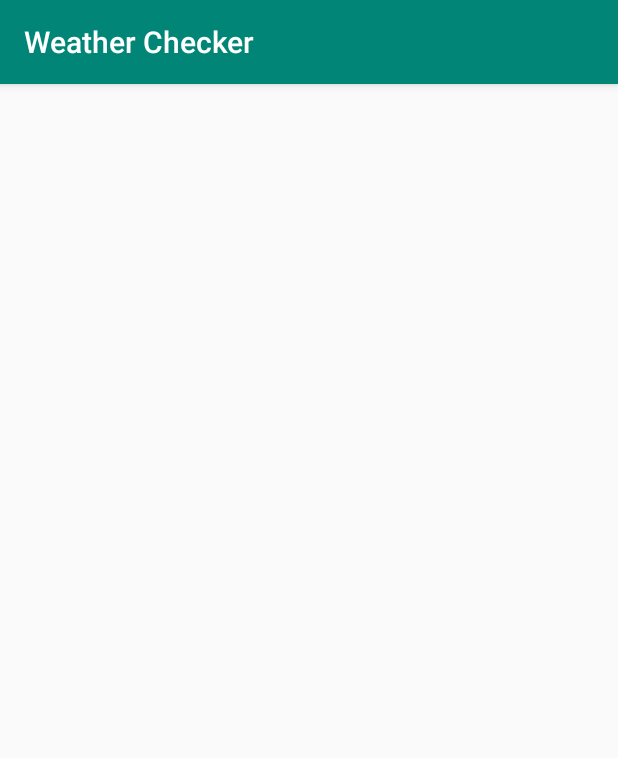
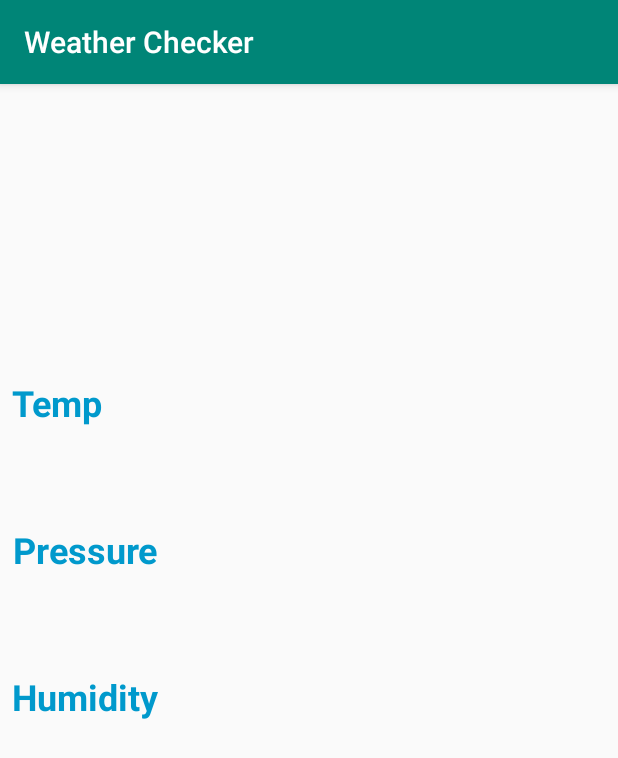
Before and after one commit to kamilmaestro/WeatherChecker, an Android app: the WeatherActivity screen opened directly, with no data from a screen before it, on a phone screen of 412 x 824 dp. Shown: the top 758 px of the screen. Run offline under Robolectric (Android 15) with nearby library versions, the phone set to English and light mode, and no system bars.

Commit message:
-linear layouts added in the second activity -space for setting variables(temp, press, hum)

```diff
--- a/app/src/main/java/com/kamilmarnik/weatherchecker/MainActivity.java
+++ b/app/src/main/java/com/kamilmarnik/weatherchecker/MainActivity.java
@@ -22,7 +22,6 @@ public class MainActivity extends AppCompatActivity {
         cityNameText = findViewById(R.id.cityNameText);
     }
 
-
     public void checkingWeather(View view) {
         Intent intent = new Intent(this, WeatherActivity.class);
         String cityName = getCityName();
--- a/app/src/main/java/com/kamilmarnik/weatherchecker/WeatherActivity.java
+++ b/app/src/main/java/com/kamilmarnik/weatherchecker/WeatherActivity.java
@@ -3,6 +3,9 @@ package com.kamilmarnik.weatherchecker;
 import android.content.Intent;
 import android.support.v7.app.AppCompatActivity;
 import android.os.Bundle;
+import android.widget.TextView;
+
+import org.w3c.dom.Text;
 
 public class WeatherActivity extends AppCompatActivity {
 
--- a/app/src/main/res/layout/activity_weather.xml
+++ b/app/src/main/res/layout/activity_weather.xml
@@ -6,4 +6,121 @@
     android:layout_height="match_parent"
     tools:context=".WeatherActivity">
 
+    <LinearLayout
+        android:id="@+id/linearMain"
+        android:layout_width="395dp"
+        android:layout_height="180dp"
+        android:layout_marginStart="8dp"
+        android:layout_marginTop="8dp"
+        android:layout_marginEnd="8dp"
+        android:orientation="vertical"
+        app:layout_constraintEnd_toEndOf="parent"
+        app:layout_constraintStart_toStartOf="parent"
+        app:layout_constraintTop_toTopOf="parent">
+
+    </LinearLayout>
+
+    <LinearLayout
+        android:id="@+id/linearTemp"
+        android:layout_width="395dp"
+        android:layout_height="90dp"
+        android:layout_marginStart="8dp"
+        android:layout_marginTop="8dp"
+        android:layout_marginEnd="8dp"
+        android:orientation="vertical"
+        app:layout_constraintEnd_toEndOf="parent"
+        app:layout_constraintHorizontal_bias="0.0"
+        app:layout_constraintStart_toStartOf="parent"
+        app:layout_constraintTop_toBottomOf="@+id/linearMain">
+
+        <TextView
+            android:id="@+id/tempConstText"
+            android:layout_width="match_parent"
+            android:layout_height="wrap_content"
+            android:text="Temp"
+            android:textColor="@android:color/holo_blue_dark"
+            android:textSize="24sp"
+            android:textStyle="bold" />
+
+        <TextView
+            android:id="@+id/tempSetText"
+            android:layout_width="match_parent"
+            android:layout_height="match_parent"
+            android:textColor="@android:color/black"
+            android:textSize="30sp" />
+    </LinearLayout>
+
+    <LinearLayout
+        android:id="@+id/linearPress"
+        android:layout_width="395dp"
+        android:layout_height="90dp"
+        android:layout_marginStart="8dp"
+        android:layout_marginTop="8dp"
+        android:layout_marginEnd="8dp"
+        android:orientation="vertical"
+        app:layout_constraintEnd_toEndOf="parent"
+        app:layout_constraintHorizontal_bias="1.0"
+        app:layout_constraintStart_toStartOf="parent"
+        app:layout_constraintTop_toBottomOf="@+id/linearTemp">
+
+        <TextView
+            android:id="@+id/pressConstText"
+            android:layout_width="match_parent"
+            android:layout_height="wrap_content"
+            android:text="Pressure"
+            android:textColor="@android:color/holo_blue_dark"
+            android:textSize="24sp"
+            android:textStyle="bold" />
+
+        <TextView
+            android:id="@+id/pressSetText"
+            android:layout_width="match_parent"
+            android:layout_height="match_parent"
+            android:textColor="@android:color/black"
+            android:textSize="30sp" />
+    </LinearLayout>
+
+    <LinearLayout
+        android:id="@+id/linearHum"
+        android:layout_width="395dp"
+        android:layout_height="90dp"
+        android:layout_marginStart="8dp"
+        android:layout_marginTop="8dp"
+        android:layout_marginEnd="8dp"
+        android:orientation="vertical"
+        app:layout_constraintEnd_toEndOf="parent"
+        app:layout_constraintHorizontal_bias="0.0"
+        app:layout_constraintStart_toStartOf="parent"
+        app:layout_constraintTop_toBottomOf="@+id/linearPress">
+
+        <TextView
+            android:id="@+id/humConstText"
+            android:layout_width="match_parent"
+            android:layout_height="wrap_content"
+            android:text="Humidity"
+            android:textColor="@android:color/holo_blue_dark"
+            android:textSize="24sp"
+            android:textStyle="bold" />
+
+        <TextView
+            android:id="@+id/humSetText"
+            android:layout_width="match_parent"
+            android:layout_height="match_parent"
+            android:textColor="@android:color/black"
+            android:textSize="30sp" />
+    </LinearLayout>
+
+    <LinearLayout
+        android:id="@+id/linearTempMinMax"
+        android:layout_width="395dp"
+        android:layout_height="90dp"
+        android:layout_marginStart="8dp"
+        android:layout_marginTop="8dp"
+        android:layout_marginEnd="8dp"
+        android:orientation="vertical"
+        app:layout_constraintEnd_toEndOf="parent"
+        app:layout_constraintHorizontal_bias="0.0"
+        app:layout_constraintStart_toStartOf="parent"
+        app:layout_constraintTop_toBottomOf="@+id/linearHum"></LinearLayout>
+
 </android.support.constraint.ConstraintLayout>
```
